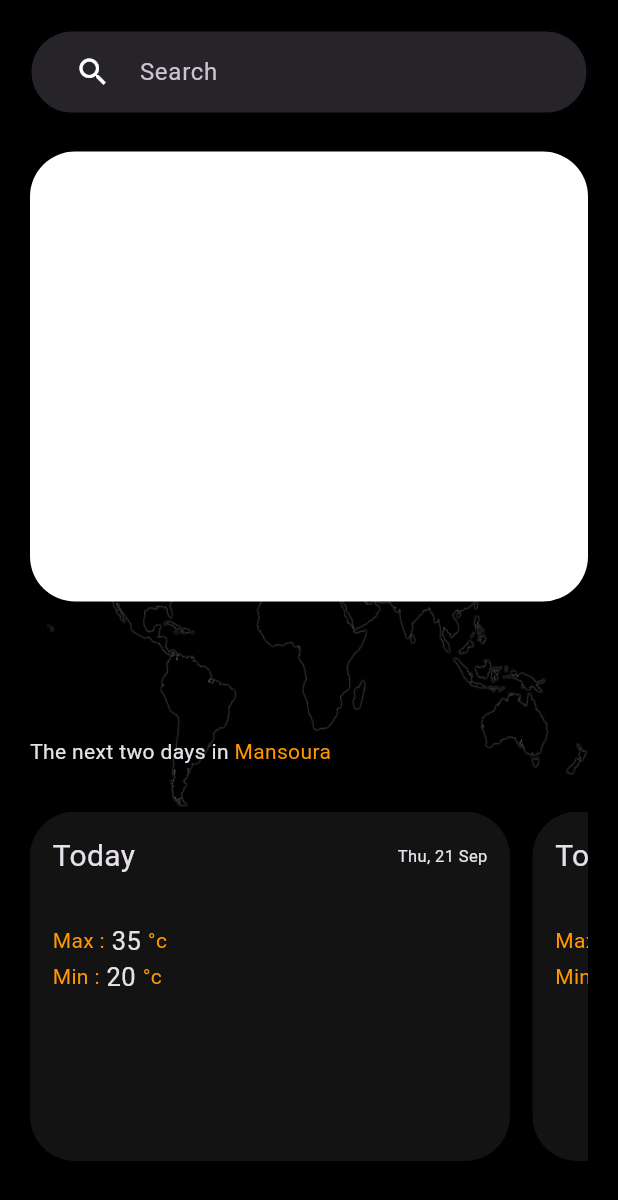
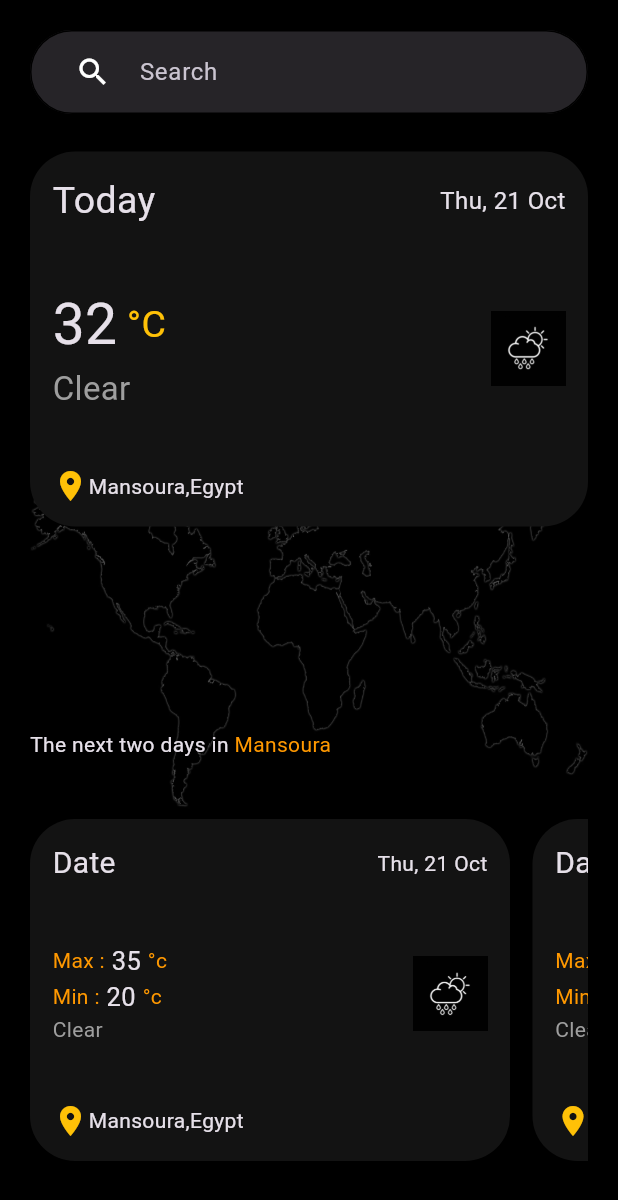
Before and after one commit to mohamed-elsankary/my_weather_app, a Flutter app: the screen it shows after launch, on a phone screen of 412 x 824 dp. Shown: the top 1200 px of the screen. Run offline on Flutter 3.47's test engine with Material 3 defaults, Android fonts, the phone set to English and light mode, and no system bars; our stand-ins replace go_router, google_fonts; Roboto replaces fonts that are missing (Tektur).

Commit message:
create days weather and install dio

```diff
--- /dev/null
+++ b/lib/features/search/views/widgets/days_weather_details.dart
@@ -0,0 +1,51 @@
+import 'package:flutter/material.dart';
+import 'package:weather_app/features/search/views/widgets/weather_details.dart';
+
+class ListViewContainer extends StatelessWidget {
+  const ListViewContainer({super.key});
+
+  @override
+  Widget build(BuildContext context) {
+    return Expanded(
+        child: ListView.builder(
+      itemCount: 2,
+      scrollDirection: Axis.horizontal,
+      itemBuilder: (context, index) => Padding(
+        padding: const EdgeInsets.only(right: 15),
+        child: Container(
+          width: 320,
+          padding: const EdgeInsets.all(15),
+          decoration: BoxDecoration(
+            borderRadius: BorderRadius.circular(30),
+            color: const Color(0xff131313),
+          ),
+          child: const Column(
+            mainAxisAlignment: MainAxisAlignment.spaceBetween,
+            children: [
+              Row(
+                mainAxisAlignment: MainAxisAlignment.spaceBetween,
+                children: [
+                  Text(
+                    'Date',
+                    style: TextStyle(fontSize: 20),
+                  ),
+                  Text('Thu, 21 Oct'),
+                ],
+              ),
+              WeatherDetails(),
+              Row(
+                children: [
+                  Icon(
+                    Icons.location_on,
+                    color: Colors.amber,
+                  ),
+                  Text('Mansoura,Egypt'),
+                ],
+              ),
+            ],
+          ),
+        ),
+      ),
+    ));
+  }
+}
--- a/lib/features/search/views/widgets/list_view_container.dart
+++ /dev/null
@@ -1,60 +0,0 @@
-import 'package:flutter/material.dart';
-import 'package:weather_app/features/search/views/widgets/max_min_weather.dart';
-
-class ListViewContainer extends StatelessWidget {
-  const ListViewContainer({super.key});
-
-  @override
-  Widget build(BuildContext context) {
-    return Expanded(
-        child: ListView.builder(
-      itemCount: 2,
-      scrollDirection: Axis.horizontal,
-      itemBuilder: (context, index) => Padding(
-        padding: const EdgeInsets.only(right: 15),
-        child: Container(
-          width: 320,
-          decoration: BoxDecoration(
-            borderRadius: BorderRadius.circular(30),
-            color: const Color(0xff131313),
-          ),
-          child: const Padding(
-            padding: EdgeInsets.all(15),
-            child: Column(
-              children: [
-                Row(
-                  mainAxisAlignment: MainAxisAlignment.spaceBetween,
-                  children: [
-                    Text(
-                      'Today',
-                      style: TextStyle(
-                        fontSize: 20,
-                      ),
-                    ),
-                    Text(
-                      'Thu, 21 Sep',
-                      style: TextStyle(
-                        fontSize: 11,
-                      ),
-                    ),
-                  ],
-                ),
-                SizedBox(
-                  height: 30,
-                ),
-                MaxMinWeather(
-                  weather: 'Max',
-                  number: 35,
-                ),
-                MaxMinWeather(
-                  weather: 'Min',
-                  number: 20,
-                ),
-              ],
-            ),
-          ),
-        ),
-      ),
-    ));
-  }
-}
--- a/lib/features/search/views/widgets/search_details.dart
+++ b/lib/features/search/views/widgets/search_details.dart
@@ -1,9 +1,9 @@
 import 'package:flutter/material.dart';
 import 'package:weather_app/constant.dart';
-import 'package:weather_app/features/search/views/widgets/list_view_container.dart';
+import 'package:weather_app/features/search/views/widgets/today_weather.dart';
 import 'package:weather_app/features/search/views/text_field_Search_view.dart';
 import 'package:weather_app/features/search/views/widgets/text_search_details.dart';
-import 'package:weather_app/features/search/views/widgets/todey_search_details.dart';
+import 'package:weather_app/features/search/views/widgets/days_weather_details.dart';
 
 class SearchDetails extends StatelessWidget {
   const SearchDetails({super.key});
@@ -28,12 +28,10 @@ class SearchDetails extends StatelessWidget {
                 child: Column(
                   children: [
                     TodeySearchDetails(),
-                    SizedBox(
-                      height: 90,
-                    ),
+                    SizedBox(height: 135),
                     TextSearchDetails(),
                     SizedBox(
-                      height: 30,
+                      height: 40,
                     ),
                     ListViewContainer(),
                     SizedBox(
--- /dev/null
+++ b/lib/features/search/views/widgets/today_weather.dart
@@ -0,0 +1,76 @@
+import 'package:flutter/material.dart';
+import 'package:weather_app/features/search/views/widgets/weather_details.dart';
+
+class TodeySearchDetails extends StatelessWidget {
+  const TodeySearchDetails({super.key});
+
+  @override
+  Widget build(BuildContext context) {
+    return Container(
+      height: 250,
+      width: double.infinity,
+      padding: const EdgeInsets.all(15),
+      decoration: BoxDecoration(
+        borderRadius: BorderRadius.circular(30),
+        color: const Color(0xff131313),
+      ),
+      child: Column(
+        mainAxisAlignment: MainAxisAlignment.spaceBetween,
+        children: [
+          const Row(
+            mainAxisAlignment: MainAxisAlignment.spaceBetween,
+            children: [
+              Text(
+                'Today',
+                style: TextStyle(fontSize: 25),
+              ),
+              Text(
+                'Thu, 21 Oct',
+                style: TextStyle(fontSize: 16),
+              ),
+            ],
+          ),
+          Row(
+            mainAxisAlignment: MainAxisAlignment.spaceBetween,
+            children: [
+              const Column(
+                crossAxisAlignment: CrossAxisAlignment.start,
+                children: [
+                  Row(
+                    children: [
+                      Text(
+                        '32',
+                        style: TextStyle(fontSize: 38),
+                      ),
+                      Text(
+                        ' °C ',
+                        style: TextStyle(color: Colors.amber, fontSize: 25),
+                      ),
+                    ],
+                  ),
+                  Text(
+                    'Clear',
+                    style: TextStyle(color: Colors.grey, fontSize: 22),
+                  ),
+                ],
+              ),
+              Image.asset(
+                'image/icon.jpg',
+                height: 50,
+              ),
+            ],
+          ),
+          const Row(
+            children: [
+              Icon(
+                Icons.location_on,
+                color: Colors.amber,
+              ),
+              Text('Mansoura,Egypt'),
+            ],
+          ),
+        ],
+      ),
+    );
+  }
+}
--- a/lib/features/search/views/widgets/todey_search_details.dart
+++ /dev/null
@@ -1,17 +0,0 @@
-import 'package:flutter/material.dart';
-
-class TodeySearchDetails extends StatelessWidget {
-  const TodeySearchDetails({super.key});
-
-  @override
-  Widget build(BuildContext context) {
-    return Container(
-      height: 300,
-      width: double.infinity,
-      decoration: BoxDecoration(
-        borderRadius: BorderRadius.circular(30),
-        color: Colors.white,
-      ),
-    );
-  }
-}
--- /dev/null
+++ b/lib/features/search/views/widgets/weather_details.dart
@@ -0,0 +1,30 @@
+import 'package:flutter/material.dart';
+import 'package:weather_app/features/search/views/widgets/max_min_weather.dart';
+
+class WeatherDetails extends StatelessWidget {
+  const WeatherDetails({super.key});
+
+  @override
+  Widget build(BuildContext context) {
+    return Row(
+      mainAxisAlignment: MainAxisAlignment.spaceBetween,
+      children: [
+        const Column(
+          crossAxisAlignment: CrossAxisAlignment.start,
+          children: [
+            MaxMinWeather(number: 35, weather: 'Max'),
+            MaxMinWeather(number: 20, weather: 'Min'),
+            Text(
+              'Clear',
+              style: TextStyle(color: Colors.grey),
+            ),
+          ],
+        ),
+        Image.asset(
+          'image/icon.jpg',
+          height: 50,
+        ),
+      ],
+    );
+  }
+}
--- a/pubspec.yaml
+++ b/pubspec.yaml
@@ -28,6 +28,7 @@ environment:
 # the latest version available on pub.dev. To see which dependencies have newer
 # versions available, run `flutter pub outdated`.
 dependencies:
+  bloc: ^8.1.4
   cupertino_icons: ^1.0.6
   flutter:
     sdk: flutter
```
Also changed, not shown: lib/core/utils/widget/api_service.dart (added, +10 -0 lines), pubspec.lock.
